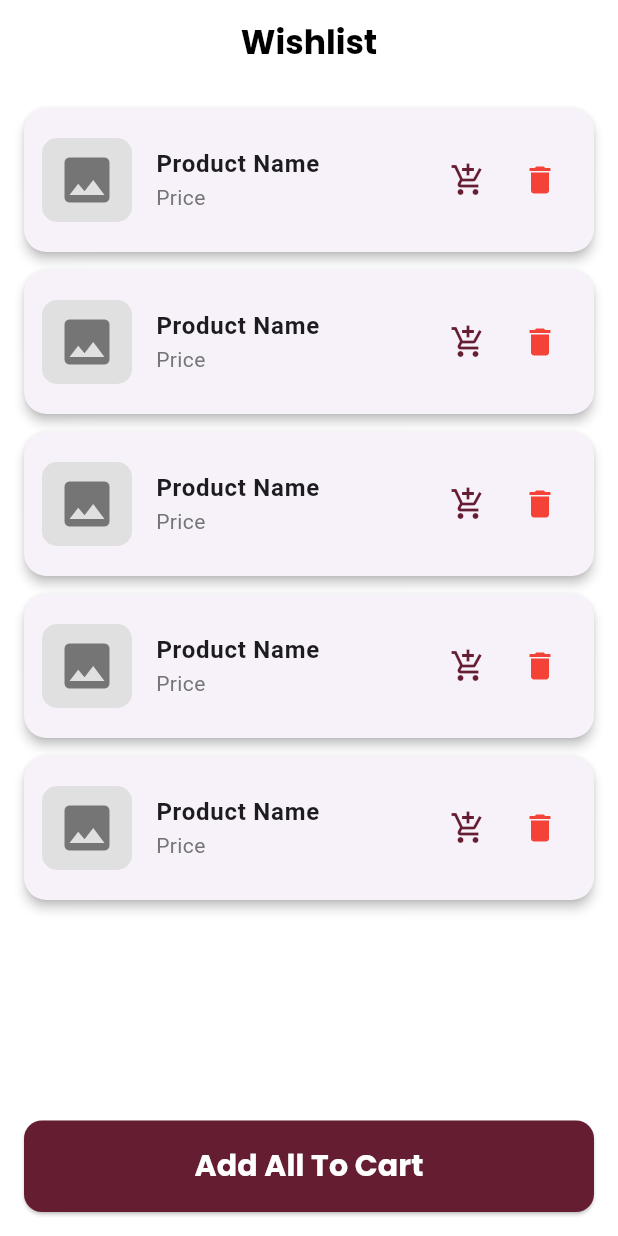
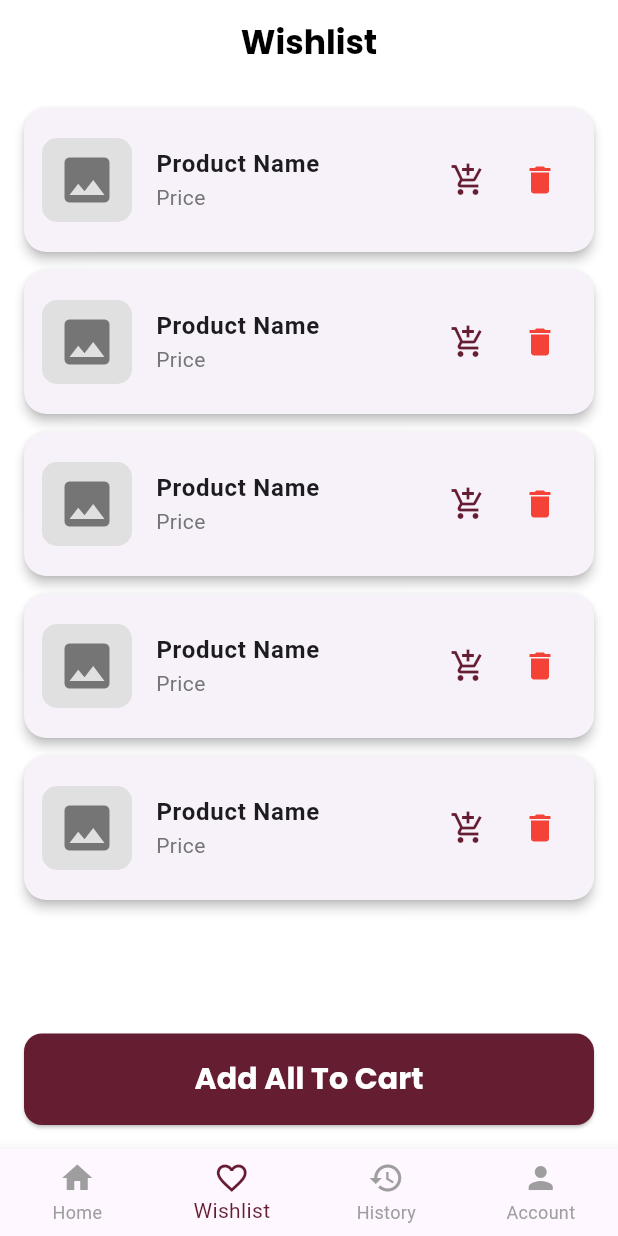
Before and after one commit to umali928/Project, a Flutter app: the screen it shows after launch, on a phone screen of 412 x 824 dp. Run offline on Flutter 3.47's test engine with Material 3 defaults, Android fonts, the phone set to English and light mode, and no system bars; our stand-ins replace google_fonts, image_picker, lucide_icons.

Commit message:
Huge Update damn

```diff
--- a/lib/dashboard.dart
+++ b/lib/dashboard.dart
@@ -71,6 +71,7 @@ class HomeScreen extends StatelessWidget {
   Widget build(BuildContext context) {
     return Scaffold(
       appBar: AppBar(
+        automaticallyImplyLeading: false,
         backgroundColor: Colors.white,
         elevation: 0,
         title: Column(
--- a/lib/main.dart
+++ b/lib/main.dart
@@ -10,7 +10,7 @@ class MyApp extends StatelessWidget {
   Widget build(BuildContext context) {
     return MaterialApp(
       debugShowCheckedModeBanner: false,
-      home: WishlistScreen(),
+      home: Wishlist(),
     );
   }
 }
--- a/lib/privacypolicy.dart
+++ b/lib/privacypolicy.dart
@@ -1,21 +1,22 @@
 import 'package:flutter/material.dart';
 import 'package:google_fonts/google_fonts.dart';
+import 'profile.dart'; // Import ProfileScreen
 
 void main() {
-  runApp(const MyApp());
+  runApp(policy());
 }
 
-class MyApp extends StatelessWidget {
-  const MyApp({super.key});
+class policy extends StatelessWidget {
+  const policy({super.key});
 
   @override
   Widget build(BuildContext context) {
     return MaterialApp(
       title: 'E-Commerce App',
       theme: ThemeData(
-        primaryColor: const Color(0xFF800000), // Maroon
+        primaryColor: Color(0xFF800000), // Maroon
         scaffoldBackgroundColor: Colors.white,
-        appBarTheme: const AppBarTheme(
+        appBarTheme: AppBarTheme(
           backgroundColor: Color(0xFF800000),
           foregroundColor: Colors.white,
           elevation: 0,
@@ -23,7 +24,7 @@ class MyApp extends StatelessWidget {
         ),
         textTheme: GoogleFonts.poppinsTextTheme(),
       ),
-      home: const PrivacyPolicyScreen(),
+      home: PrivacyPolicyScreen(),
       debugShowCheckedModeBanner: false,
     );
   }
@@ -39,7 +40,12 @@ class PrivacyPolicyScreen extends StatelessWidget {
         leading: IconButton(
           icon: const Icon(Icons.arrow_back),
           onPressed: () {
-            Navigator.pop(context); // Go back
+            Navigator.push(
+              context,
+              MaterialPageRoute(
+                builder: (context) => settings(), // Go back to ProfilePage
+              ),
+            ); // Go back
           },
         ),
         title: Text(
@@ -55,7 +61,8 @@ class PrivacyPolicyScreen extends StatelessWidget {
           double horizontalPadding = constraints.maxWidth < 600 ? 20 : 100;
 
           return SingleChildScrollView(
-            padding: EdgeInsets.symmetric(horizontal: horizontalPadding, vertical: 20),
+            padding: EdgeInsets.symmetric(
+                horizontal: horizontalPadding, vertical: 20),
             child: Column(
               crossAxisAlignment: CrossAxisAlignment.start,
               children: [
@@ -67,50 +74,50 @@ class PrivacyPolicyScreen extends StatelessWidget {
                 ),
                 const SizedBox(height: 32),
                 _buildSectionTitle('1. Information We Collect'),
-                _buildBulletPoint('Personal Information: Name, email, phone number when you register'),
-                _buildBulletPoint('Payment Information: Credit card details processed through secure payment gateways'),
-                _buildBulletPoint('Device Information: IP address, browser type, operating system'),
-                _buildBulletPoint('Usage Data: Pages visited, time spent, features used'),
-
+                _buildBulletPoint(
+                    'Personal Information: Name, email, phone number when you register'),
+                _buildBulletPoint(
+                    'Payment Information: Credit card details processed through secure payment gateways'),
+                _buildBulletPoint(
+                    'Device Information: IP address, browser type, operating system'),
+                _buildBulletPoint(
+                    'Usage Data: Pages visited, time spent, features used'),
                 const SizedBox(height: 24),
                 _buildSectionTitle('2. How We Use Your Information'),
-                _buildBulletPoint('To process your transactions and deliver products'),
+                _buildBulletPoint(
+                    'To process your transactions and deliver products'),
                 _buildBulletPoint('To improve our app and customer service'),
                 _buildBulletPoint('To prevent fraud and enhance security'),
-
                 const SizedBox(height: 24),
                 _buildSectionTitle('3. Data Sharing'),
                 _buildParagraph(
                   'We do not sell your personal information. We may share data with:',
                 ),
-                _buildBulletPoint('Service providers who assist with payment processing, shipping, etc.'),
+                _buildBulletPoint(
+                    'Service providers who assist with payment processing, shipping, etc.'),
                 _buildBulletPoint('Legal authorities when required by law'),
-
                 const SizedBox(height: 24),
                 _buildSectionTitle('4. Data Security'),
                 _buildParagraph(
                   'We implement industry-standard security measures including encryption, secure servers, and regular audits to protect your data.',
                 ),
-
                 const SizedBox(height: 24),
                 _buildSectionTitle('5. Your Rights'),
-                _buildBulletPoint('Access, update, or delete your personal information'),
+                _buildBulletPoint(
+                    'Access, update, or delete your personal information'),
                 _buildBulletPoint('Opt-out of marketing communications'),
                 _buildBulletPoint('Request data portability'),
                 _buildBulletPoint('Withdraw consent where applicable'),
-
                 const SizedBox(height: 24),
                 _buildSectionTitle('6. Cookies and Tracking'),
                 _buildParagraph(
                   'We use cookies and similar technologies to enhance your experience, analyze usage, and deliver personalized ads. You can manage cookie preferences in your browser settings.',
                 ),
-
                 const SizedBox(height: 24),
                 _buildSectionTitle('7. Changes to This Policy'),
                 _buildParagraph(
                   'We may update this policy periodically. We will notify you of significant changes through the app or via email. Your continued use after changes constitutes acceptance.',
                 ),
-
                 const SizedBox(height: 24),
                 _buildSectionTitle('8. Contact Us'),
                 _buildParagraph(
--- a/lib/wishlist.dart
+++ b/lib/wishlist.dart
@@ -1,5 +1,56 @@
 import 'package:flutter/material.dart';
 import 'package:google_fonts/google_fonts.dart';
+import 'dashboard.dart';
+import 'profile.dart';
+import 'orderHistory.dart';
+
+class Wishlist extends StatefulWidget {
+  @override
+  _WishlistScreenState createState() => _WishlistScreenState();
+}
+
+class _WishlistScreenState extends State<Wishlist> {
+  int _selectedIndex = 1; // Set initial index to 1 for WishlistScreen
+
+  final List<Widget> _pages = [
+    // Add all your other screens here
+    HomeScreen(),
+    WishlistScreen(), // This is the Wishlist page
+    OrderHistoryScreen(),
+    SettingsPage(),
+  ];
+
+  void _onItemTapped(int index) {
+    setState(() {
+      _selectedIndex = index;
+    });
+  }
+
+  @override
+  Widget build(BuildContext context) {
+    return Scaffold(
+      body: IndexedStack(
+        index: _selectedIndex,
+        children: _pages,
+      ),
+      bottomNavigationBar: BottomNavigationBar(
+        type: BottomNavigationBarType.fixed,
+        currentIndex: _selectedIndex,
+        selectedItemColor: Color(0xFF651D32),
+        unselectedItemColor: Colors.grey,
+        onTap: _onItemTapped,
+        items: [
+          BottomNavigationBarItem(icon: Icon(Icons.home), label: "Home"),
+          BottomNavigationBarItem(
+              icon: Icon(Icons.favorite_border), label: "Wishlist"),
+          BottomNavigationBarItem(icon: Icon(Icons.history), label: "History"),
+          BottomNavigationBarItem(icon: Icon(Icons.person), label: "Account"),
+        ],
+      ),
+    );
+  }
+}
+
 class WishlistScreen extends StatelessWidget {
   @override
   Widget build(BuildContext context) {
@@ -9,7 +60,9 @@ class WishlistScreen extends StatelessWidget {
         backgroundColor: Colors.white,
         elevation: 0,
         centerTitle: true,
-        title: Text('Wishlist', style: GoogleFonts.poppins(color: Colors.black, fontWeight: FontWeight.bold)),
+        title: Text('Wishlist',
+            style: GoogleFonts.poppins(
+                color: Colors.black, fontWeight: FontWeight.bold)),
       ),
       body: Container(
         decoration: BoxDecoration(
@@ -40,13 +93,16 @@ class WishlistScreen extends StatelessWidget {
                   ),
                   child: Icon(Icons.image, size: 40, color: Colors.grey[600]),
                 ),
-                title: Text('Product Name', style: TextStyle(fontWeight: FontWeight.bold)),
-                subtitle: Text('Price', style: TextStyle(color: Colors.grey[600])),
+                title: Text('Product Name',
+                    style: TextStyle(fontWeight: FontWeight.bold)),
+                subtitle:
+                    Text('Price', style: TextStyle(color: Colors.grey[600])),
                 trailing: Row(
                   mainAxisSize: MainAxisSize.min,
                   children: [
                     IconButton(
-                      icon: Icon(Icons.add_shopping_cart, color: Color(0xFF651D32)),
+                      icon: Icon(Icons.add_shopping_cart,
+                          color: Color(0xFF651D32)),
                       onPressed: () {
                         // Add to cart functionality
                       },
@@ -77,7 +133,11 @@ class WishlistScreen extends StatelessWidget {
           onPressed: () {
             // Implement add all to cart logic
           },
-          child: Text('Add All To Cart', style: GoogleFonts.poppins(fontSize: 20, color: Colors.white, fontWeight: FontWeight.bold)),
+          child: Text('Add All To Cart',
+              style: GoogleFonts.poppins(
+                  fontSize: 20,
+                  color: Colors.white,
+                  fontWeight: FontWeight.bold)),
         ),
       ),
     );
```
Also changed, not shown: lib/login.dart (+17 -6 lines), lib/orderHistory.dart (+70 -9 lines), lib/profile.dart (+75 -11 lines).
